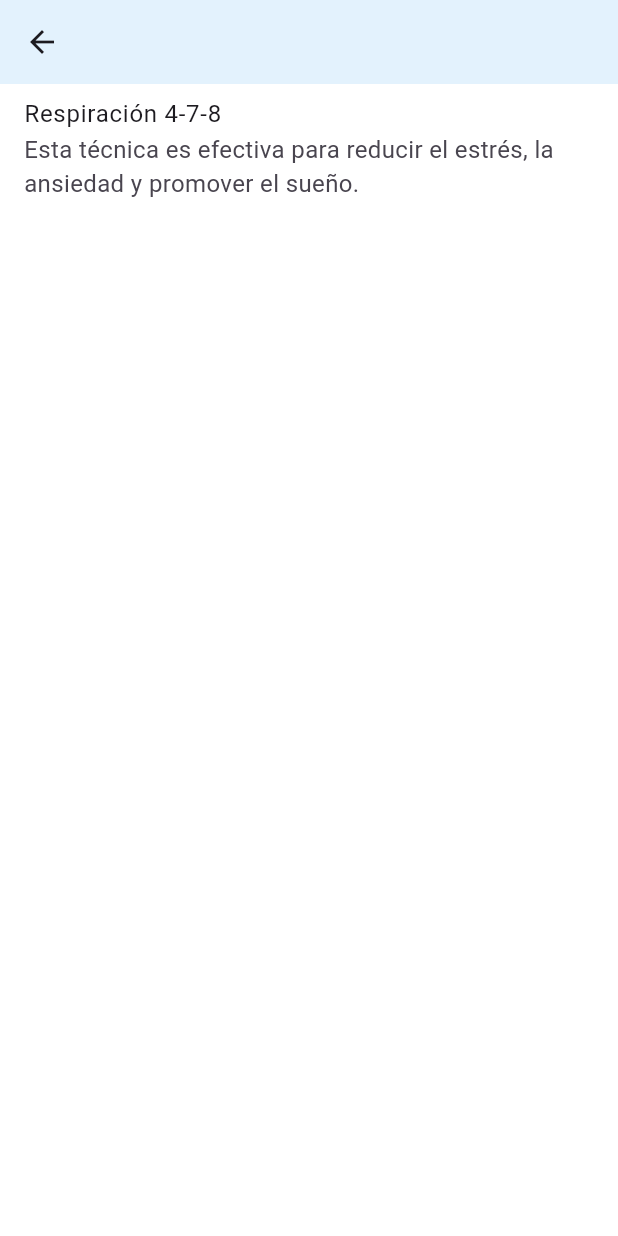
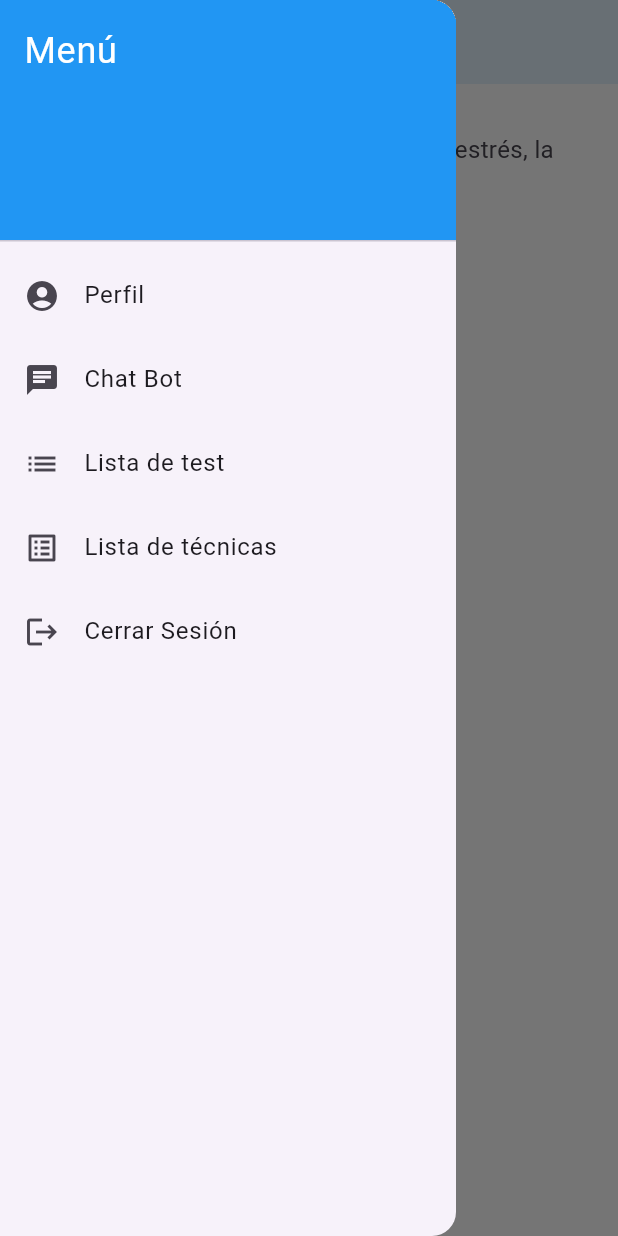
Before and after one commit to Odenais/mental_health, a Flutter app: the TechniquelsListPage screen opened by its route, with the side drawer open (before the commit the screen has no drawer), on a phone screen of 412 x 824 dp. Run offline on Flutter 3.47's test engine with Material 3 defaults, Android fonts, the phone set to English and light mode, and no system bars; our stand-ins replace avatar_glow, cloud_firestore, firebase_auth, firebase_core, flutter_tts, google_generative_ai and 2 more; accounts and stored records are empty.

Commit message:
menu update

```diff
--- a/lib/pages/Techniquels/TechniquelsList.dart
+++ b/lib/pages/Techniquels/TechniquelsList.dart
@@ -1,5 +1,7 @@
 import 'dart:async';
 import 'package:flutter/material.dart';
+
+import '../../widgets/menu.dart';
 
 
 class TechniquelsListPage extends StatelessWidget{
@@ -12,6 +14,7 @@ class TechniquelsListPage extends StatelessWidget{
       appBar: AppBar(
 
       ),
+      drawer: SidebarMenu(),
       body: ListView(
         children: [
           ListTile(
--- /dev/null
+++ b/lib/widgets/menu.dart
@@ -0,0 +1,63 @@
+import 'package:flutter/material.dart';
+import 'package:firebase_auth/firebase_auth.dart';
+
+class SidebarMenu extends StatelessWidget {
+  @override
+  Widget build(BuildContext context) {
+    return Drawer(
+      child: ListView(
+        padding: EdgeInsets.zero,
+        children: [
+          DrawerHeader(
+            decoration: BoxDecoration(
+              color: Colors.blue,
+            ),
+            child: Text(
+              'Menú',
+              style: TextStyle(
+                color: Colors.white,
+                fontSize: 24,
+              ),
+            ),
+          ),
+          ListTile(
+            leading: Icon(Icons.account_circle),
+            title: Text('Perfil'),
+            onTap: () {
+              Navigator.popAndPushNamed(context, '/profileShow');
+            },
+          ),
+          ListTile(
+            leading: Icon(Icons.chat),
+            title: Text('Chat Bot'),
+            onTap: () {
+              Navigator.popAndPushNamed(context, '/chat');
+            },
+          ),
+          ListTile(
+            leading: Icon(Icons.list),
+            title: Text('Lista de test'),
+            onTap: () {
+              Navigator.popAndPushNamed(context, '/listTests');
+            },
+          ),
+          ListTile(
+            leading: Icon(Icons.list_alt),
+            title: Text('Lista de técnicas'),
+            onTap: () {
+              Navigator.popAndPushNamed(context, '/listTechniquels');
+            },
+          ),
+          ListTile(
+            leading: Icon(Icons.logout),
+            title: Text('Cerrar Sesión'),
+            onTap: () async {
+              await FirebaseAuth.instance.signOut();
+              Navigator.popAndPushNamed(context, '/login');
+            },
+          ),
+        ],
+      ),
+    );
+  }
+}
```
Also changed, not shown: lib/pages/chat/chat.dart (+4 -31 lines), lib/pages/home/home.dart (+4 -42 lines), lib/pages/profile/show.dart (+4 -31 lines), lib/pages/tests/list.dart (+3 -0 lines), pubspec.lock.
